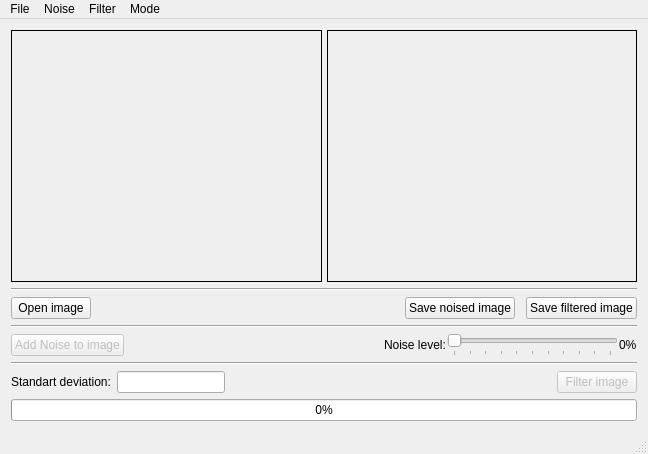
Qt form mainwindow.ui (iamantony/FFilter) before a commit.
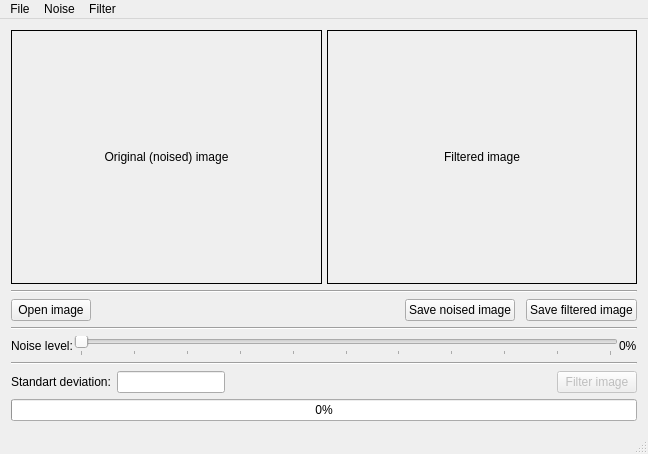
The same form after that commit.

Commit message: Update MainWindow class

```diff
--- a/mainwindow.ui
+++ b/mainwindow.ui
@@ -44,11 +44,14 @@
          <enum>QFrame::Box</enum>
         </property>
         <property name="text">
-         <string/>
+         <string>Original (noised) image</string>
         </property>
         <property name="scaledContents">
          <bool>true</bool>
         </property>
+        <property name="alignment">
+         <set>Qt::AlignCenter</set>
+        </property>
        </widget>
       </item>
       <item>
@@ -79,11 +82,14 @@
          <enum>QFrame::Box</enum>
         </property>
         <property name="text">
-         <string/>
+         <string>Filtered image</string>
         </property>
         <property name="scaledContents">
          <bool>true</bool>
         </property>
+        <property name="alignment">
+         <set>Qt::AlignCenter</set>
+        </property>
        </widget>
       </item>
      </layout>
@@ -158,41 +164,6 @@
     </item>
     <item>
      <layout class="QHBoxLayout" name="horizontalLayout_3">
-      <item>
-       <widget class="QPushButton" name="addNoisePB">
-        <property name="enabled">
-         <bool>false</bool>
-        </property>
-        <property name="sizePolicy">
-         <sizepolicy hsizetype="Minimum" vsizetype="Minimum">
-          <horstretch>0</horstretch>
-          <verstretch>0</verstretch>
-         </sizepolicy>
-        </property>
-        <property name="maximumSize">
-         <size>
-          <width>16777215</width>
-          <height>23</height>
-         </size>
-        </property>
-        <property name="text">
-         <string>Add Noise to image</string>
-        </property>
-       </widget>
-      </item>
-      <item>
-       <spacer name="horizontalSpacer_2">
-        <property name="orientation">
-         <enum>Qt::Horizontal</enum>
-        </property>
-        <property name="sizeHint" stdset="0">
-         <size>
-          <width>40</width>
-          <height>20</height>
-         </size>
-        </property>
-       </spacer>
-      </item>
       <item>
        <layout class="QHBoxLayout" name="horizontalLayout_2">
         <property name="spacing">
@@ -430,13 +401,6 @@
     <addaction name="actionAggregFilterSettings"/>
     <addaction name="actionMaskFilterSettings"/>
    </widget>
-   <widget class="QMenu" name="menuMode">
-    <property name="title">
-     <string>Mode</string>
-    </property>
-    <addaction name="actionGrayscaleImages"/>
-    <addaction name="actionColorImages"/>
-   </widget>
    <widget class="QMenu" name="menuNoise">
     <property name="title">
      <string>Noise</string>
@@ -446,7 +410,6 @@
    <addaction name="menuFile"/>
    <addaction name="menuNoise"/>
    <addaction name="menuFilter"/>
-   <addaction name="menuMode"/>
   </widget>
   <widget class="QStatusBar" name="statusBar"/>
   <action name="actionOpen">
```
Left out of the diff: 19 changed lines with no effect on the pictures. The commit also changes 2 other files.
